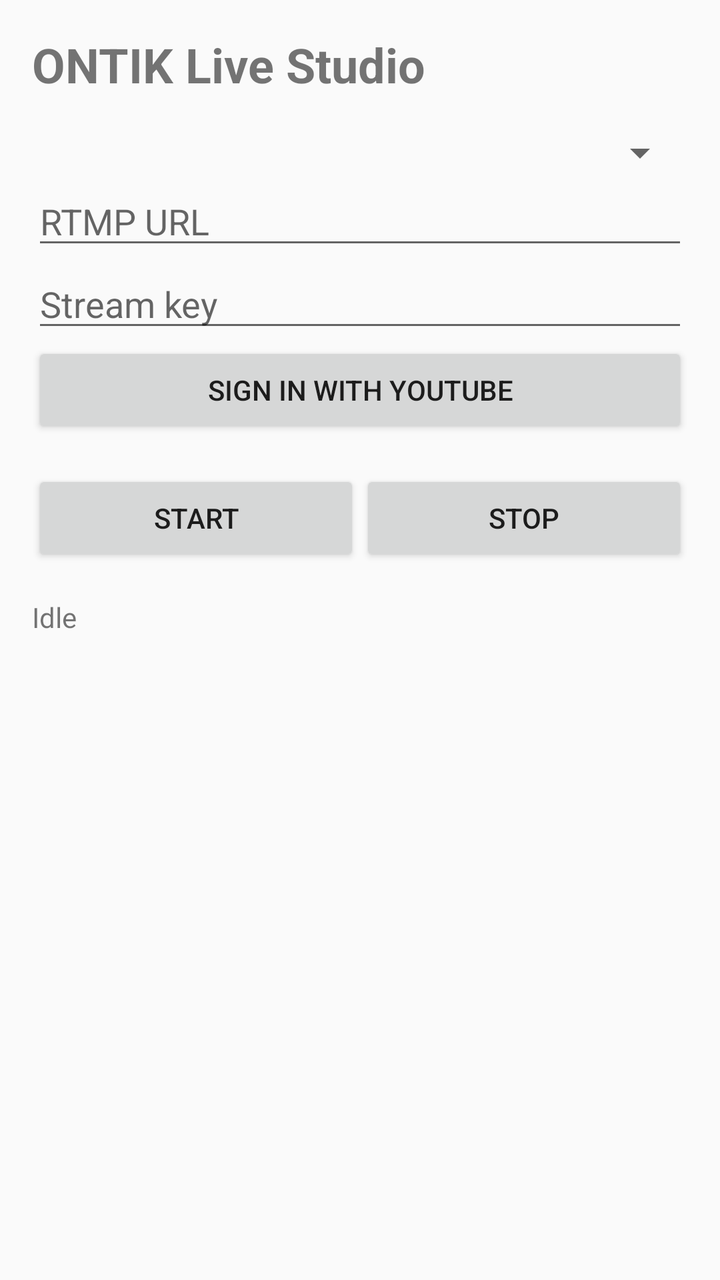
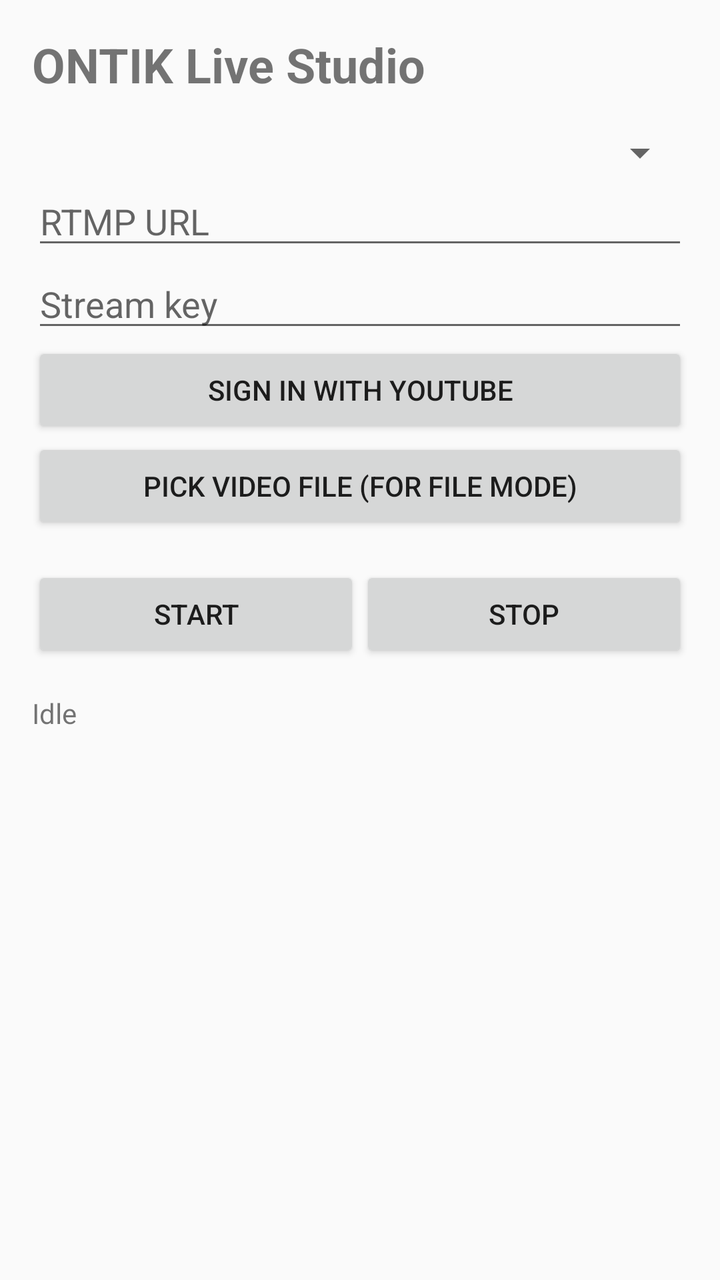

Screens rendered from an Android XML layout before and after an edit, with the pre-edit source and the edit as a unified diff.
<!-- AndroidManifest.xml: application theme Theme.ONTIK -->
<!-- res/layout/activity_main.xml -->
<?xml version="1.0" encoding="utf-8"?>
<LinearLayout xmlns:android="http://schemas.android.com/apk/res/android"
    android:layout_width="match_parent"
    android:layout_height="match_parent"
    android:orientation="vertical"
    android:padding="16dp">

    <TextView
        android:layout_width="wrap_content"
        android:layout_height="wrap_content"
        android:text="ONTIK Live Studio"
        android:textSize="24sp"
        android:textStyle="bold" />

    <Spinner
        android:id="@+id/modeSpinner"
        android:layout_width="match_parent"
        android:layout_height="wrap_content"
        android:layout_marginTop="16dp" />

    <EditText
        android:id="@+id/urlInput"
        android:layout_width="match_parent"
        android:layout_height="wrap_content"
        android:hint="RTMP URL"
        android:inputType="textUri"
        android:importantForAutofill="no" />

    <EditText
        android:id="@+id/keyInput"
        android:layout_width="match_parent"
        android:layout_height="wrap_content"
        android:hint="Stream key"
        android:inputType="textPassword"
        android:importantForAutofill="no" />

    <Button
        android:id="@+id/youtubeBtn"
        android:layout_width="match_parent"
        android:layout_height="wrap_content"
        android:text="Sign in with YouTube" />

    <LinearLayout
        android:layout_width="match_parent"
        android:layout_height="wrap_content"
        android:orientation="horizontal"
        android:layout_marginTop="16dp">

        <Button
            android:id="@+id/startBtn"
            android:layout_width="0dp"
            android:layout_height="wrap_content"
            android:layout_weight="1"
            android:text="Start" />

        <Button
            android:id="@+id/stopBtn"
            android:layout_width="0dp"
            android:layout_height="wrap_content"
            android:layout_weight="1"
            android:text="Stop" />
    </LinearLayout>

    <TextView
        android:id="@+id/statusText"
        android:layout_width="match_parent"
        android:layout_height="wrap_content"
        android:layout_marginTop="16dp"
        android:text="Idle" />
</LinearLayout>
<!-- resources referenced by this layout -->
<resources>
  <style name="Theme.ONTIK" parent="Theme.AppCompat.DayNight.NoActionBar" />
</resources>

<!-- the commit's change to res/layout/activity_main.xml (unified diff, before → after) -->
@@ -40,6 +40,12 @@
         android:layout_height="wrap_content"
         android:text="Sign in with YouTube" />
 
+    <Button
+        android:id="@+id/pickFileBtn"
+        android:layout_width="match_parent"
+        android:layout_height="wrap_content"
+        android:text="Pick video file (for File mode)" />
+
     <LinearLayout
         android:layout_width="match_parent"
         android:layout_height="wrap_content"
